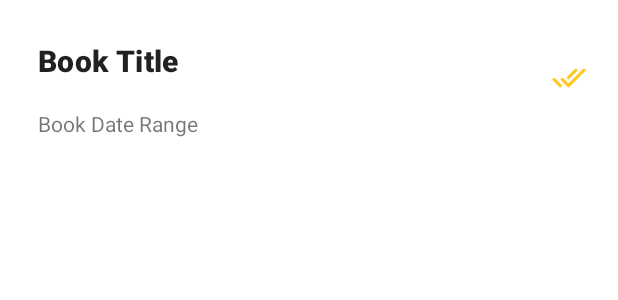
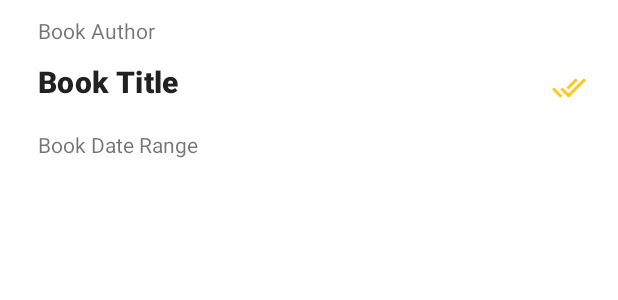
Before and after one commit to murtest/Library, an Android app: the layout list_item_book.xml on its own in the app's theme, with its tools: preview values and no code run, on a phone screen of 412 x 824 dp. Shown: the top 300 px of the screen. Run offline under Robolectric (Android 15) with nearby library versions, the phone set to English and light mode, and no system bars.

Commit message:
added author entity

```diff
--- a/app/src/main/java/ru/murtest/library/Book.kt
+++ b/app/src/main/java/ru/murtest/library/Book.kt
@@ -8,6 +8,7 @@ import java.util.UUID
 data class Book(
     @PrimaryKey val id: UUID,
     val title: String,
+    val author: String,
     val dateReadStart: Date,
     val dateReadEnd: Date,
     val isFinished: Boolean
--- a/app/src/main/java/ru/murtest/library/BookDetailFragment.kt
+++ b/app/src/main/java/ru/murtest/library/BookDetailFragment.kt
@@ -25,6 +25,7 @@ class BookDetailFragment : Fragment() {
         book = Book(
             id = UUID.randomUUID(),
             title = "",
+            author = "",
             dateReadStart = Date(),
             dateReadEnd = Date(),
             isFinished = false
--- a/app/src/main/java/ru/murtest/library/BookListAdapter.kt
+++ b/app/src/main/java/ru/murtest/library/BookListAdapter.kt
@@ -16,6 +16,7 @@ class BookListAdapter(private val books: List<Book>) :
     ) : RecyclerView.ViewHolder(binding.root) {
         fun bind(book: Book) {
             binding.bookTitle.text = book.title
+            binding.bookAuthor.text = book.author
             binding.bookDateRange.text = book.dateReadStart.toString()
                 .plus(if (book.isFinished) " - ".plus(book.dateReadEnd.toString()) else "")
 
--- a/app/src/main/java/ru/murtest/library/BookRepository.kt
+++ b/app/src/main/java/ru/murtest/library/BookRepository.kt
@@ -21,6 +21,10 @@ class BookRepository private constructor(context: Context) {
 
     suspend fun getBook(id: UUID): Book = database.bookDao().getBook(id)
 
+    suspend fun addBook(book: Book) {
+        database.bookDao().addBook(book)
+    }
+
     companion object {
         private var INSTANCE: BookRepository? = null
 
--- a/app/src/main/java/ru/murtest/library/database/BookDao.kt
+++ b/app/src/main/java/ru/murtest/library/database/BookDao.kt
@@ -1,6 +1,7 @@
 package ru.murtest.library.database
 
 import androidx.room.Dao
+import androidx.room.Insert
 import androidx.room.Query
 import ru.murtest.library.Book
 import java.util.UUID
@@ -12,4 +13,7 @@ interface BookDao {
 
     @Query("SELECT * FROM book WHERE id=(:id)")
     suspend fun getBook(id: UUID): Book
+
+    @Insert
+    suspend fun addBook(book: Book)
 }
--- a/app/src/main/res/layout/list_item_book.xml
+++ b/app/src/main/res/layout/list_item_book.xml
@@ -9,18 +9,29 @@
     android:paddingVertical="5dp">
 
     <TextView
+        android:id="@+id/book_author"
+        android:layout_width="0dp"
+        android:layout_height="wrap_content"
+        android:layout_marginStart="16dp"
+        android:layout_marginEnd="8dp"
+        tools:text="Book Author"
+        android:padding="5dp"
+        app:layout_constraintEnd_toStartOf="@+id/book_finished"
+        app:layout_constraintStart_toStartOf="parent"
+        app:layout_constraintTop_toTopOf="parent" />
+
+    <TextView
         android:id="@+id/book_title"
         android:layout_width="0dp"
         android:layout_height="wrap_content"
         android:layout_marginStart="16dp"
-        android:layout_marginTop="16dp"
         android:layout_marginEnd="8dp"
         android:padding="5dp"
         android:textAppearance="?attr/textAppearanceHeadline6"
         android:textStyle="bold"
         app:layout_constraintEnd_toStartOf="@+id/book_finished"
         app:layout_constraintStart_toStartOf="parent"
-        app:layout_constraintTop_toTopOf="parent"
+        app:layout_constraintTop_toBottomOf="@+id/book_author"
         tools:text="Book Title" />
 
     <TextView
```
Also changed, not shown: app/build.gradle (+8 -0 lines), app/src/main/java/ru/murtest/library/BookListViewModel.kt (+6 -3 lines).
